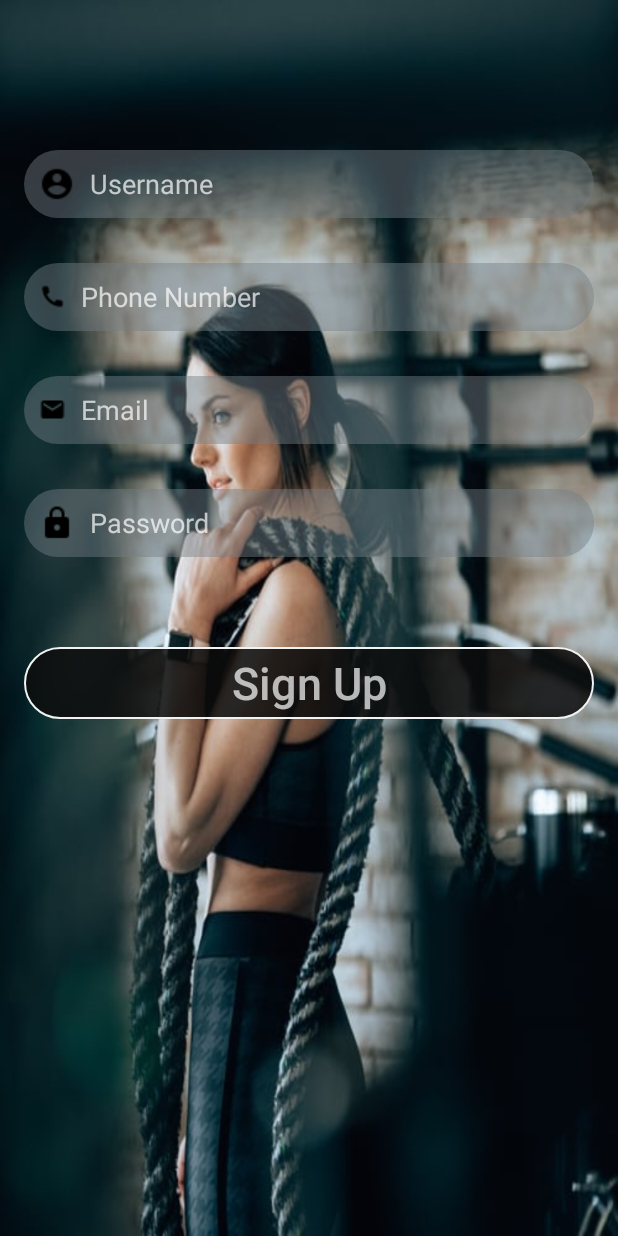
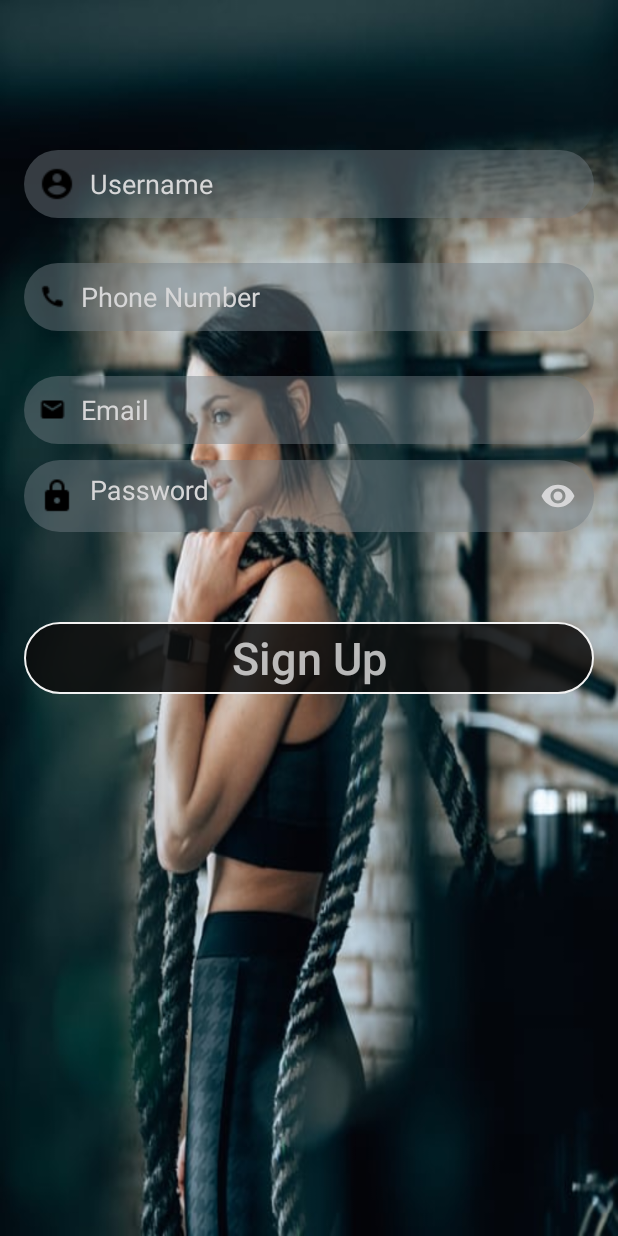
Before and after one commit to kj7744/GETFIT, an Android app: the signup screen opened directly, with no data from a screen before it, on a phone screen of 412 x 824 dp. Run offline under Robolectric (Android 15) with nearby library versions, the phone set to English and light mode, and no system bars; our stand-ins replace Firebase (no records; nobody signed in at launch, a user with empty details on screens opened directly).

Commit message:
updates final

```diff
--- a/app/src/main/java/com/example/getfit/signup.kt
+++ b/app/src/main/java/com/example/getfit/signup.kt
@@ -4,6 +4,7 @@ import android.content.Intent
 import android.os.Bundle
 import android.util.Patterns
 import android.view.View
+import android.widget.EditText
 import android.widget.Toast
 import androidx.appcompat.app.AlertDialog
 import androidx.appcompat.app.AppCompatActivity
@@ -39,6 +40,7 @@ class signup : AppCompatActivity() {
     }
 
     private fun signupUser() {
+        val pass = findViewById<View>(R.id.password1) as EditText
         val susername = username.text.toString().trim()
         val semail = email.text.toString().trim()
         val spass = pass.text.toString().trim()
--- a/app/src/main/res/layout/activity_signup.xml
+++ b/app/src/main/res/layout/activity_signup.xml
@@ -38,6 +38,7 @@
                 android:layout_height="45dp"
                 android:layout_alignParentStart="true"
                 android:layout_alignParentEnd="true"
+                android:textColorHint="@color/black"
                 android:layout_marginTop="100dp"
                 android:background="@drawable/user_pass_button_style"
                 android:drawableStart="@drawable/person1"
@@ -53,6 +54,7 @@
                 android:layout_alignParentStart="true"
                 android:layout_alignParentEnd="true"
                 android:layout_marginTop="30dp"
+                android:textColorHint="@color/black"
                 android:background="@drawable/user_pass_button_style"
                 android:drawableStart="@drawable/call1"
                 android:drawablePadding="10dp"
@@ -73,26 +75,53 @@
                 android:drawableStart="@drawable/email1"
                 android:drawablePadding="10dp"
                 android:hint="Email"
+                android:textColorHint="@color/black"
                 android:padding="10dp">
 
             </EditText>
 
-            <EditText
+<!--            <EditText-->
+<!--                android:id="@+id/pass"-->
+<!--                android:layout_width="match_parent"-->
+<!--                android:layout_height="45dp"-->
+<!--                android:layout_marginTop="30dp"-->
+<!--                android:inputType="textWebPassword"-->
+<!--                android:background="@drawable/user_pass_button_style"-->
+<!--                android:drawableStart="@drawable/lock2"-->
+<!--                android:layout_below="@id/email"-->
+<!--                android:layout_alignParentEnd="true"-->
+<!--                android:layout_alignParentStart="true"-->
+<!--                android:drawablePadding="10dp"-->
+<!--                android:hint="Password"-->
+<!--                android:padding="10dp">-->
+
+<!--            </EditText>-->
+            <com.google.android.material.textfield.TextInputLayout
+                android:layout_width="match_parent"
+                android:layout_below="@+id/email"
                 android:id="@+id/pass"
-                android:layout_width="match_parent"
-                android:layout_height="45dp"
-                android:layout_marginTop="30dp"
-                android:inputType="textWebPassword"
-                android:background="@drawable/user_pass_button_style"
-                android:drawableStart="@drawable/lock2"
-                android:layout_below="@id/email"
-                android:layout_alignParentEnd="true"
-                android:layout_alignParentStart="true"
-                android:drawablePadding="10dp"
-                android:hint="Password"
-                android:padding="10dp">
+                android:layout_height="wrap_content"
+                android:focusable="true"
+                app:passwordToggleEnabled="true"
+                app:passwordToggleTint="@color/black"
+                android:focusableInTouchMode="true"
+                android:textColorHint="@color/black"
+                >
 
-            </EditText>
+                <com.google.android.material.textfield.TextInputEditText
+                    android:layout_width="match_parent"
+                    android:id="@+id/password1"
+                    android:layout_height="wrap_content"
+                    android:drawableStart="@drawable/lock2"
+                    android:background="@drawable/user_pass_button_style"
+                    android:gravity="left"
+                    android:drawablePadding="10dp"
+                    android:hint="Password"
+                    android:inputType="textWebPassword"
+                    android:padding="10dp"
+                    android:textColor="@color/white" />
+
+            </com.google.android.material.textfield.TextInputLayout>
 
             <Button
                 android:id="@+id/signUp_user"
--- a/app/src/main/res/layout/homefragment_activity.xml
+++ b/app/src/main/res/layout/homefragment_activity.xml
@@ -20,11 +20,11 @@
         android:layout_below="@+id/text1"
         android:layout_marginTop="25dp"
         android:layout_width="match_parent"
-        android:layout_height="300dp">
+        android:layout_height="350dp">
     <ViewFlipper
         android:id="@+id/v_flipper"
         android:layout_width="match_parent"
-        android:layout_height="match_parent"
+        android:layout_height="wrap_content"
         android:fontFamily="sans-serif-black">
 
     </ViewFlipper>
```
Also changed, not shown: app/src/main/java/com/example/getfit/LoginActivity.kt (+6 -2 lines), app/src/main/res/layout/login_activity.xml (+27 -14 lines).
